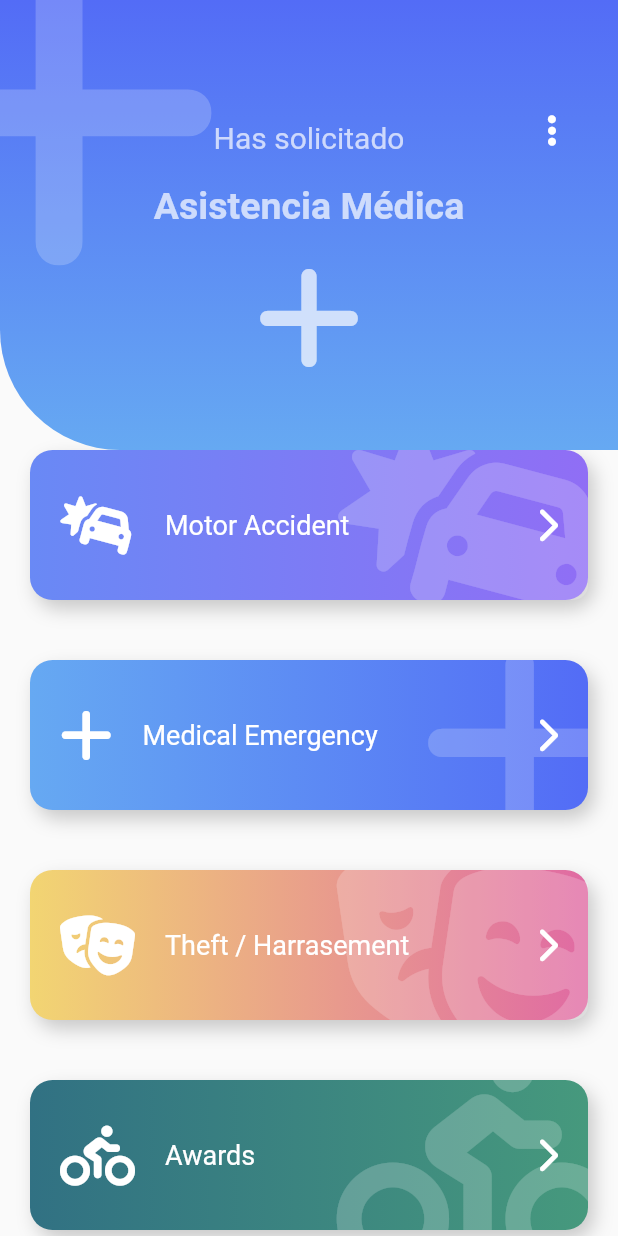
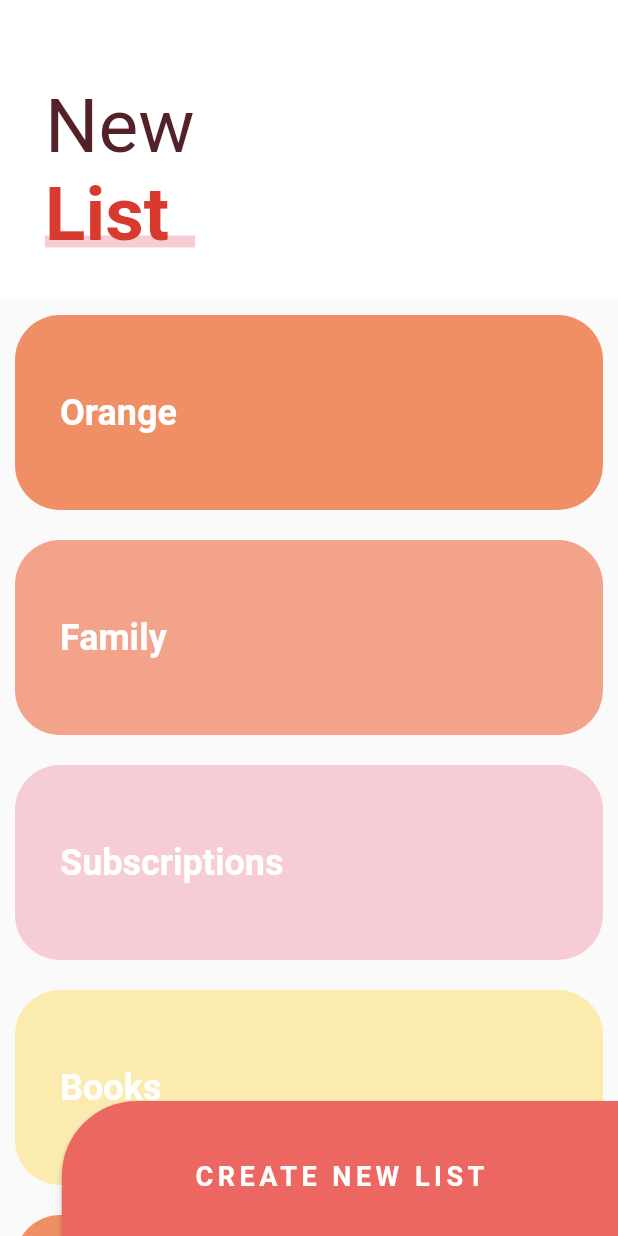
Before and after one commit to brayannhc07/flutter-curso-intermedio, a Flutter app: the screen it shows after launch, on a phone screen of 412 x 824 dp. Run offline on Flutter 3.47's test engine with Material 2 defaults, Android fonts, the light colour scheme and no system bars; our stand-ins replace animate_do, flutter_svg, font_awesome_flutter.

Commit message:
Sección 8: Fin de la sección (Slivers)

```diff
--- a/app_designs/lib/main.dart
+++ b/app_designs/lib/main.dart
@@ -4,8 +4,9 @@
 // import 'package:app_designs/pages/graficas_circulares_page.dart';
 // import 'package:app_designs/pages/slideshow_page.dart';
 // import 'package:app_designs/pages/pinterest_page.dart';
+// import 'package:app_designs/pages/emergency_page.dart';
 
-import 'package:app_designs/pages/emergency_page.dart';
+import 'package:app_designs/pages/sliver_list_page.dart';
 import 'package:flutter/material.dart';
 
 void main() {
@@ -21,7 +22,7 @@ class MyApp extends StatelessWidget {
     return const MaterialApp(
       debugShowCheckedModeBanner: false,
       title: 'Diseños APP',
-      home: EmergencyPage(),
+      home: SliverListPage(),
     );
   }
 }
--- /dev/null
+++ b/app_designs/lib/pages/sliver_list_page.dart
@@ -0,0 +1,206 @@
+import 'package:flutter/material.dart';
+
+class SliverListPage extends StatelessWidget {
+  const SliverListPage({Key? key}) : super(key: key);
+
+  @override
+  Widget build(BuildContext context) {
+    return Scaffold(
+      body: Stack(
+        children: const [
+          _MainScroll(),
+          Positioned(bottom: -10, right: 0, child: _BotonNewList())
+        ],
+      ),
+    );
+  }
+}
+
+class _BotonNewList extends StatelessWidget {
+  const _BotonNewList({Key? key}) : super(key: key);
+
+  @override
+  Widget build(BuildContext context) {
+    final size = MediaQuery.of(context).size;
+    return ButtonTheme(
+      minWidth: size.width * 0.9,
+      height: 150,
+      child: ElevatedButton(
+          onPressed: () {},
+          style: ElevatedButton.styleFrom(
+              minimumSize: Size(size.width * 0.9, 100),
+              primary: const Color(0xffed6762),
+              shape: const RoundedRectangleBorder(
+                  borderRadius:
+                      BorderRadius.only(topLeft: Radius.circular(50)))),
+          child: const Text("CREATE NEW LIST",
+              style: TextStyle(
+                  color: Colors.white,
+                  fontSize: 18,
+                  fontWeight: FontWeight.bold,
+                  letterSpacing: 3))),
+    );
+  }
+}
+
+class _MainScroll extends StatelessWidget {
+  const _MainScroll({Key? key}) : super(key: key);
+
+  final items = const [
+    _ListItem('Orange', Color(0xffF08F66)),
+    _ListItem('Family', Color(0xffF2A38A)),
+    _ListItem('Subscriptions', Color(0xffF7CDD5)),
+    _ListItem('Books', Color(0xffFCEBAF)),
+    _ListItem('Orange', Color(0xffF08F66)),
+    _ListItem('Family', Color(0xffF2A38A)),
+    _ListItem('Subscriptions', Color(0xffF7CDD5)),
+    _ListItem('Books', Color(0xffFCEBAF)),
+  ];
+
+  @override
+  Widget build(BuildContext context) {
+    return CustomScrollView(
+      slivers: [
+        SliverPersistentHeader(
+            floating: true,
+            delegate: _SliverCustomHeaderDelegate(
+                minHeight: 180,
+                maxHeight: 200,
+                child: Container(
+                  alignment: Alignment.centerLeft,
+                  child: const _Titulo(),
+                  color: Colors.white,
+                ))),
+        SliverList(
+            delegate: SliverChildListDelegate([
+          ...items,
+          const SizedBox(
+            height: 100,
+          )
+        ]))
+      ],
+    );
+  }
+}
+
+class _SliverCustomHeaderDelegate extends SliverPersistentHeaderDelegate {
+  _SliverCustomHeaderDelegate(
+      {required this.minHeight, required this.maxHeight, required this.child});
+
+  final double minHeight;
+  final double maxHeight;
+  final Widget child;
+
+  @override
+  Widget build(
+      BuildContext context, double shrinkOffset, bool overlapsContent) {
+    return SizedBox.expand(
+      child: child,
+    );
+  }
+
+  @override
+  double get maxExtent => maxHeight;
+
+  @override
+  double get minExtent => minHeight;
+
+  @override
+  bool shouldRebuild(_SliverCustomHeaderDelegate oldDelegate) {
+    return maxHeight != oldDelegate.maxHeight ||
+        minHeight != oldDelegate.minHeight ||
+        child != oldDelegate.child;
+  }
+}
+
+class _Titulo extends StatelessWidget {
+  const _Titulo({Key? key}) : super(key: key);
+
+  @override
+  Widget build(BuildContext context) {
+    return Column(
+      children: [
+        const SizedBox(
+          height: 30,
+        ),
+        Container(
+          margin: const EdgeInsets.only(left: 30, top: 25, right: 30),
+          child: const Text("New",
+              style: TextStyle(color: Color(0xff532128), fontSize: 50)),
+        ),
+        Stack(
+          children: [
+            const SizedBox(
+              width: 100,
+            ),
+            Positioned(
+              bottom: 8,
+              child: Container(
+                width: 140,
+                height: 8,
+                decoration: const BoxDecoration(color: Color(0xfff7cdd5)),
+              ),
+            ),
+            const Text("List",
+                style: TextStyle(
+                    color: Color(0xffd93a30),
+                    fontSize: 50,
+                    fontWeight: FontWeight.bold)),
+          ],
+        )
+      ],
+    );
+  }
+}
+
+class _ListaTareas extends StatelessWidget {
+  const _ListaTareas({
+    Key? key,
+  }) : super(key: key);
+
+  final items = const [
+    _ListItem('Orange', Color(0xffF08F66)),
+    _ListItem('Family', Color(0xffF2A38A)),
+    _ListItem('Subscriptions', Color(0xffF7CDD5)),
+    _ListItem('Books', Color(0xffFCEBAF)),
+    _ListItem('Orange', Color(0xffF08F66)),
+    _ListItem('Family', Color(0xffF2A38A)),
+    _ListItem('Subscriptions', Color(0xffF7CDD5)),
+    _ListItem('Books', Color(0xffFCEBAF)),
+  ];
+
+  @override
+  Widget build(BuildContext context) {
+    return ListView.builder(
+      itemCount: items.length,
+      itemBuilder: (context, index) => items[index],
+    );
+  }
+}
+
+class _ListItem extends StatelessWidget {
+  const _ListItem(
+    this.titulo,
+    this.color,
+  );
+
+  final String titulo;
+  final Color color;
+
+  @override
+  Widget build(BuildContext context) {
+    return Container(
+      child: Text(
+        titulo,
+        style: const TextStyle(
+            color: Colors.white, fontWeight: FontWeight.bold, fontSize: 24),
+      ),
+      alignment: Alignment.centerLeft,
+      padding: const EdgeInsets.all(30),
+      height: 130,
+      margin: const EdgeInsets.all(10),
+      decoration:
+          BoxDecoration(color: color, borderRadius: BorderRadius.circular(30)),
+    );
+  }
+}
```
